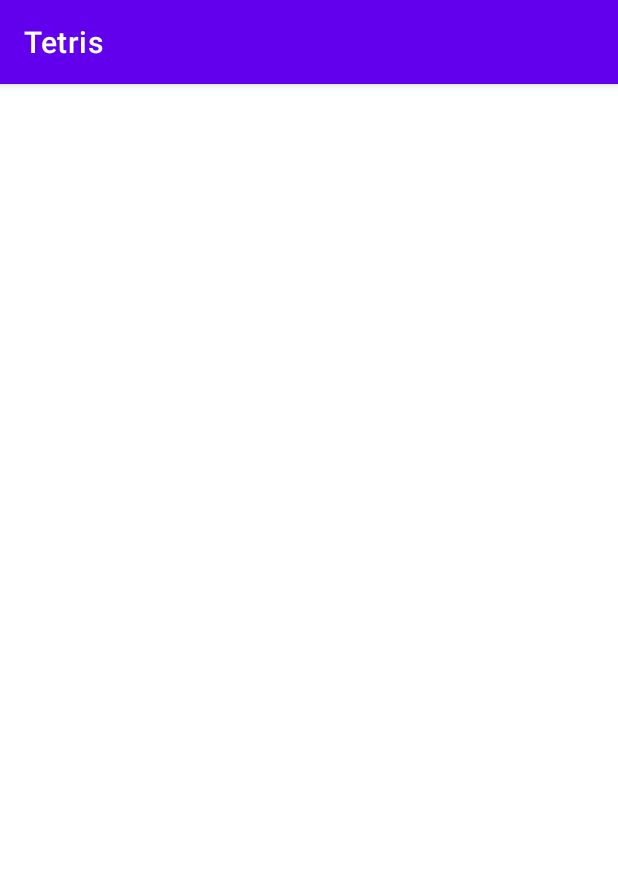
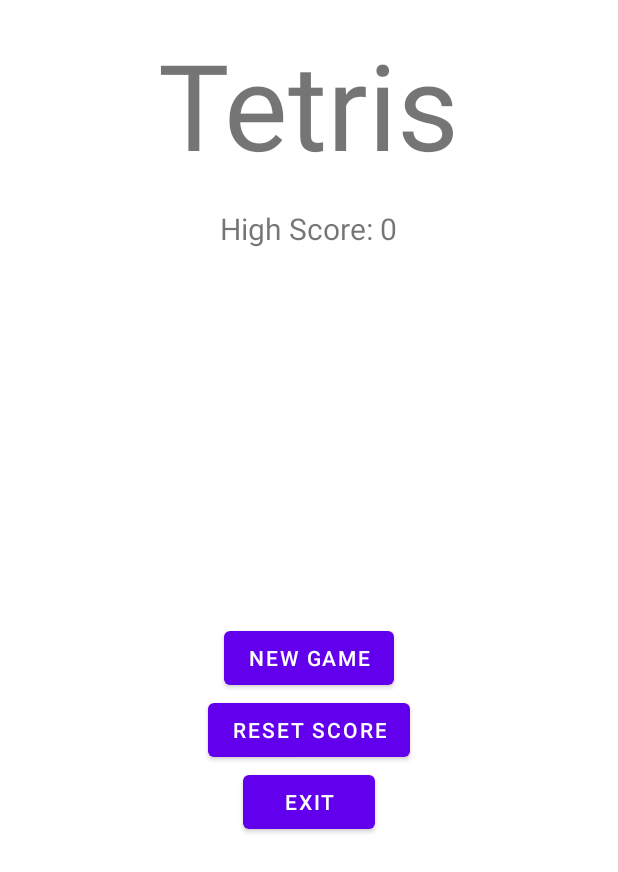
Before and after one commit to hnpm/tetris, an Android app: the screen it shows after launch (MainActivity), on a phone screen of 412 x 824 dp. Shown: the top 872 px of the screen. Run offline under Robolectric (Android 15) with nearby library versions, the phone set to English and light mode, and no system bars.

Commit message:
main screen

```diff
--- a/app/src/main/AndroidManifest.xml
+++ b/app/src/main/AndroidManifest.xml
@@ -9,6 +9,7 @@
         android:roundIcon="@mipmap/ic_launcher_round"
         android:supportsRtl="true"
         android:theme="@style/Theme.Tetris">
+        <activity android:name=".GameActivity"></activity>
         <activity android:name=".MainActivity">
             <intent-filter>
                 <action android:name="android.intent.action.MAIN" />
--- /dev/null
+++ b/app/src/main/java/com/example/tetris/GameActivity.kt
@@ -0,0 +1,11 @@
+package com.example.tetris
+
+import androidx.appcompat.app.AppCompatActivity
+import android.os.Bundle
+
+class GameActivity : AppCompatActivity() {
+    override fun onCreate(savedInstanceState: Bundle?) {
+        super.onCreate(savedInstanceState)
+        setContentView(R.layout.activity_game)
+    }
+}
--- a/app/src/main/java/com/example/tetris/MainActivity.kt
+++ b/app/src/main/java/com/example/tetris/MainActivity.kt
@@ -1,11 +1,40 @@
 package com.example.tetris
 
+import android.content.Intent
+import android.os.Bundle
+import android.view.View
+import android.widget.Button
+import android.widget.TextView
 import androidx.appcompat.app.AppCompatActivity
-import android.os.Bundle
+import kotlin.system.exitProcess
 
 class MainActivity : AppCompatActivity() {
     override fun onCreate(savedInstanceState: Bundle?) {
         super.onCreate(savedInstanceState)
         setContentView(R.layout.activity_main)
+        supportActionBar?.hide()
+
+        val btnNewGame = findViewById<Button>(R.id.btn_new_game)
+        val btnResetScore = findViewById<Button>(R.id.btn_reset_score)
+        val btnExit = findViewById<Button>(R.id.btn_exit)
+        val tvHighScore = findViewById<TextView>(R.id.tv_high_score)
+
+        btnNewGame.setOnClickListener(this::onBtnNewGameClick)
+        btnResetScore.setOnClickListener(this::onBtnResetScoreClick)
+        btnExit.setOnClickListener(this::onBtnExitClick)
     }
+
+    private fun onBtnNewGameClick(view: View) {
+        val intent = Intent(this, GameActivity::class.java)
+        startActivity(intent)
+    }
+
+    private fun onBtnResetScoreClick(view: View) {
+
+    }
+
+    private fun onBtnExitClick(view: View) {
+        exitProcess(0)
+    }
+
 }
--- /dev/null
+++ b/app/src/main/res/layout/activity_game.xml
@@ -0,0 +1,9 @@
+<?xml version="1.0" encoding="utf-8"?>
+<androidx.constraintlayout.widget.ConstraintLayout xmlns:android="http://schemas.android.com/apk/res/android"
+    xmlns:app="http://schemas.android.com/apk/res-auto"
+    xmlns:tools="http://schemas.android.com/tools"
+    android:layout_width="match_parent"
+    android:layout_height="match_parent"
+    tools:context=".GameActivity">
+
+</androidx.constraintlayout.widget.ConstraintLayout>
--- a/app/src/main/res/layout/activity_main.xml
+++ b/app/src/main/res/layout/activity_main.xml
@@ -16,8 +16,47 @@
         android:layout_marginTop="@dimen/layout_margin_top"
         android:layout_marginBottom="@dimen/layout_margin_bottom"
         android:orientation="vertical"
-        android:gravity="center_horizontal">
+        android:gravity="center">
 
+        <TextView
+            android:layout_width="wrap_content"
+            android:layout_height="wrap_content"
+            android:text="@string/app_name"
+            android:textSize="80sp"/>
+
+        <TextView
+            android:id="@+id/tv_high_score"
+            android:layout_width="wrap_content"
+            android:layout_height="wrap_content"
+            android:text="@string/high_score_default"
+            android:textSize="20sp"
+            android:layout_marginTop="@dimen/layout_margin_top" />
+
+        <LinearLayout
+            android:layout_width="match_parent"
+            android:layout_height="0dp"
+            android:layout_weight="1"
+            android:orientation="vertical"
+            android:gravity="center">
+
+            <Button
+                android:id="@+id/btn_new_game"
+                android:layout_width="wrap_content"
+                android:layout_height="wrap_content"
+                android:text="@string/new_game" />
+
+            <Button
+                android:id="@+id/btn_reset_score"
+                android:layout_width="wrap_content"
+                android:layout_height="wrap_content"
+                android:text="@string/reset_score" />
+
+            <Button
+                android:id="@+id/btn_exit"
+                android:layout_width="wrap_content"
+                android:layout_height="wrap_content"
+                android:text="@string/exit" />
+        </LinearLayout>
     </LinearLayout>
 
 
--- a/app/src/main/res/values/strings.xml
+++ b/app/src/main/res/values/strings.xml
@@ -1,3 +1,7 @@
 <resources>
     <string name="app_name">Tetris</string>
+    <string name="high_score_default">High Score: 0</string>
+    <string name="new_game">New Game</string>
+    <string name="reset_score">Reset Score</string>
+    <string name="exit">Exit</string>
 </resources>
```
